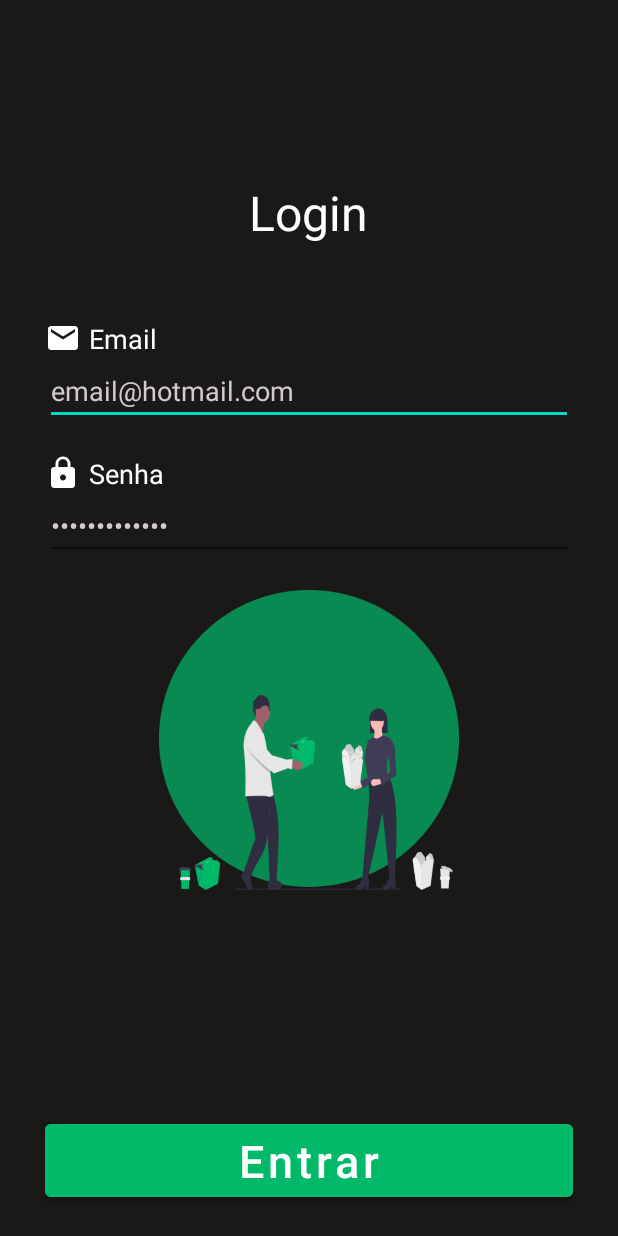
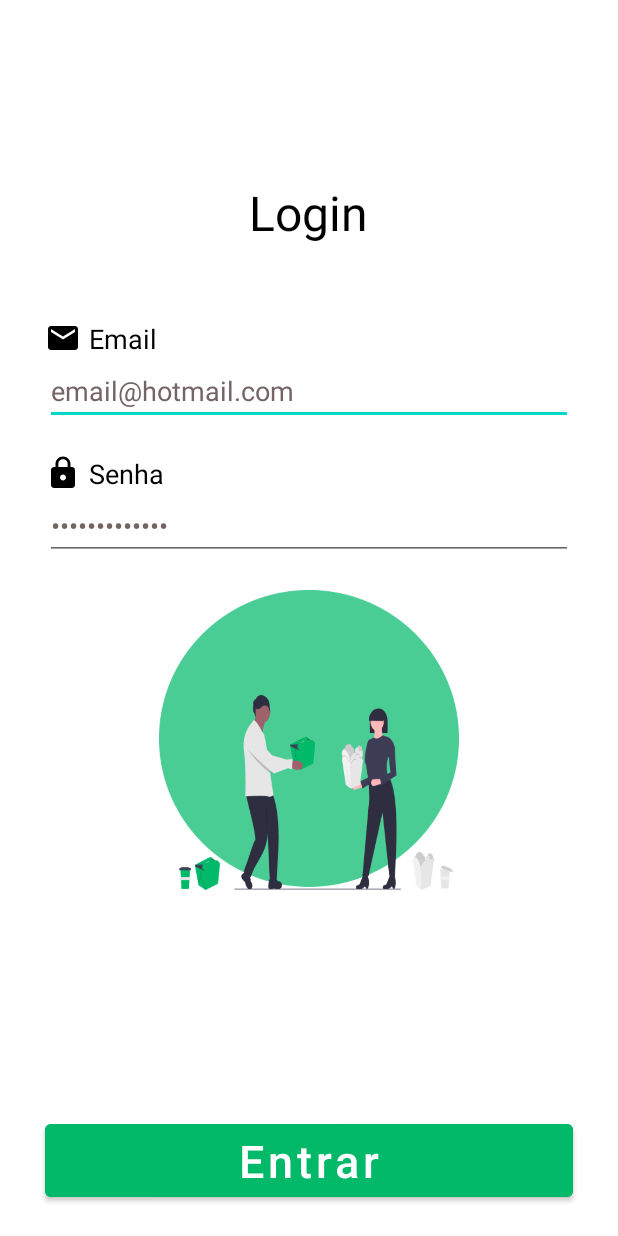
Before and after one commit to Vinicius-Mance/ESG, an Android app: the screen it shows after launch (MainActivity), on a phone screen of 412 x 824 dp. Run offline under Robolectric (Android 15) with nearby library versions, the phone set to English and light mode, and no system bars.

Commit message:
retorno ao modo claro

```diff
--- /dev/null
+++ b/app/src/main/res/drawable/ic_action_menu.xml
@@ -0,0 +1,4 @@
+<?xml version="1.0" encoding="utf-8"?>
+<selector xmlns:android="http://schemas.android.com/apk/res/android">
+
+</selector>
--- a/app/src/main/res/layout/activity_home.xml
+++ b/app/src/main/res/layout/activity_home.xml
@@ -5,7 +5,7 @@
     android:layout_width="match_parent"
     android:layout_height="match_parent"
     tools:context=".MainActivity"
-    android:background="#1b1818"
+    android:background="#fff"
     >
 <!-- começo header -->
     <LinearLayout
--- a/app/src/main/res/layout/activity_main.xml
+++ b/app/src/main/res/layout/activity_main.xml
@@ -5,7 +5,7 @@
     android:layout_width="match_parent"
     android:layout_height="match_parent"
     tools:context=".MainActivity"
-    android:background="#1b1818"
+    android:background="#fff"
     >
 
     <LinearLayout
@@ -20,7 +20,7 @@
             android:layout_marginTop="120dp"
             android:layout_marginBottom="50dp"
             android:text="Login"
-            android:textColor="#fff"
+            android:textColor="#000"
             android:textSize="32dp" />
 
         <!--Label email-->
@@ -31,9 +31,9 @@
             android:layout_marginEnd="30dp"
             android:drawableStart="@drawable/ic_email_24"
             android:drawablePadding="5dp"
-            android:drawableTint="#fff"
+            android:drawableTint="#000"
             android:text="Email"
-            android:textColor="#fff"
+            android:textColor="#000"
             android:textSize="18dp" />
         <!-- input email-->
         <EditText
@@ -45,8 +45,8 @@
             android:layout_marginBottom="20dp"
             android:hint="email@hotmail.com"
             android:inputType="textEmailAddress"
-            android:textColor="#fff"
-            android:textColorHint="#d0cccc"/>
+            android:textColor="#000"
+            android:textColorHint="#746464"/>
 
         <!-- label senha-->
         <TextView
@@ -56,9 +56,9 @@
             android:layout_marginEnd="30dp"
             android:drawableStart="@drawable/ic_lock_24"
             android:drawablePadding="5dp"
-            android:drawableTint="#fff"
+            android:drawableTint="#000"
             android:text="Senha"
-            android:textColor="#fff"
+            android:textColor="#000"
             android:textSize="18dp" />
         <!-- input senha -->
         <EditText
@@ -70,8 +70,8 @@
             android:layout_marginBottom="20dp"
             android:hint="•••••••••••••"
             android:inputType="textPassword"
-            android:textColor="#fff"
-            android:textColorHint="#d0cccc"
+            android:textColor="#000"
+            android:textColorHint="#746464"
             />
 
         <View
```
Also changed, not shown: app/src/main/ic_action_menu-playstore.png (added), app/src/main/res/drawable-v24/ic_action_menu.png (deleted), app/src/main/res/drawable/ic_action_bell.xml (added).
